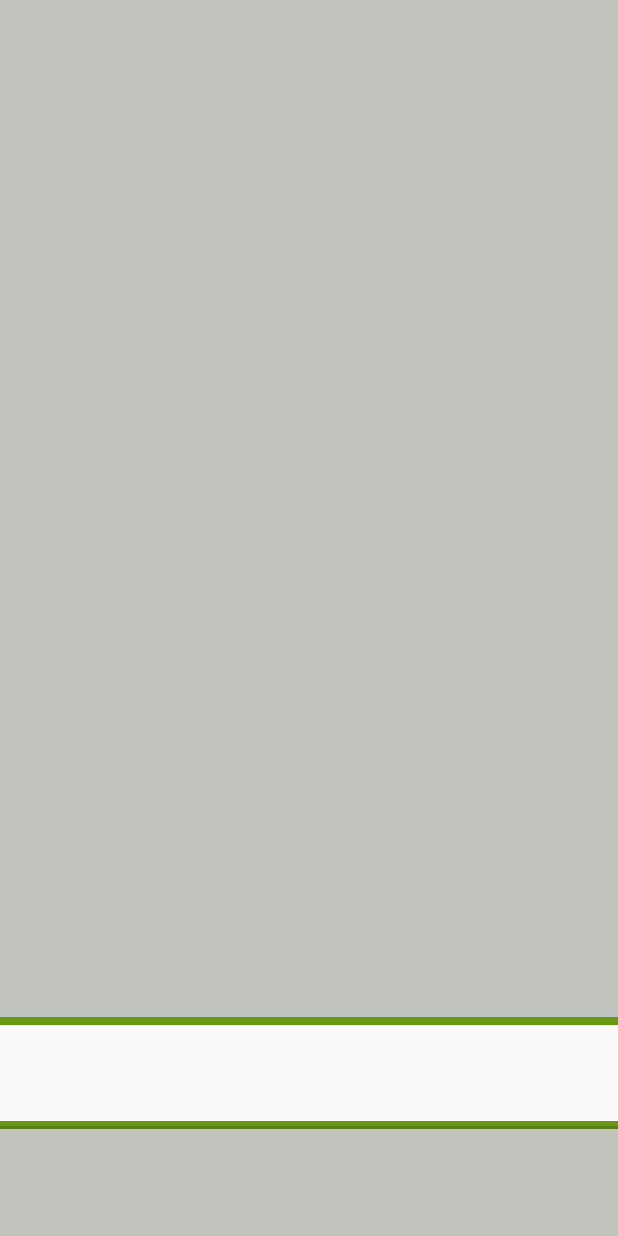
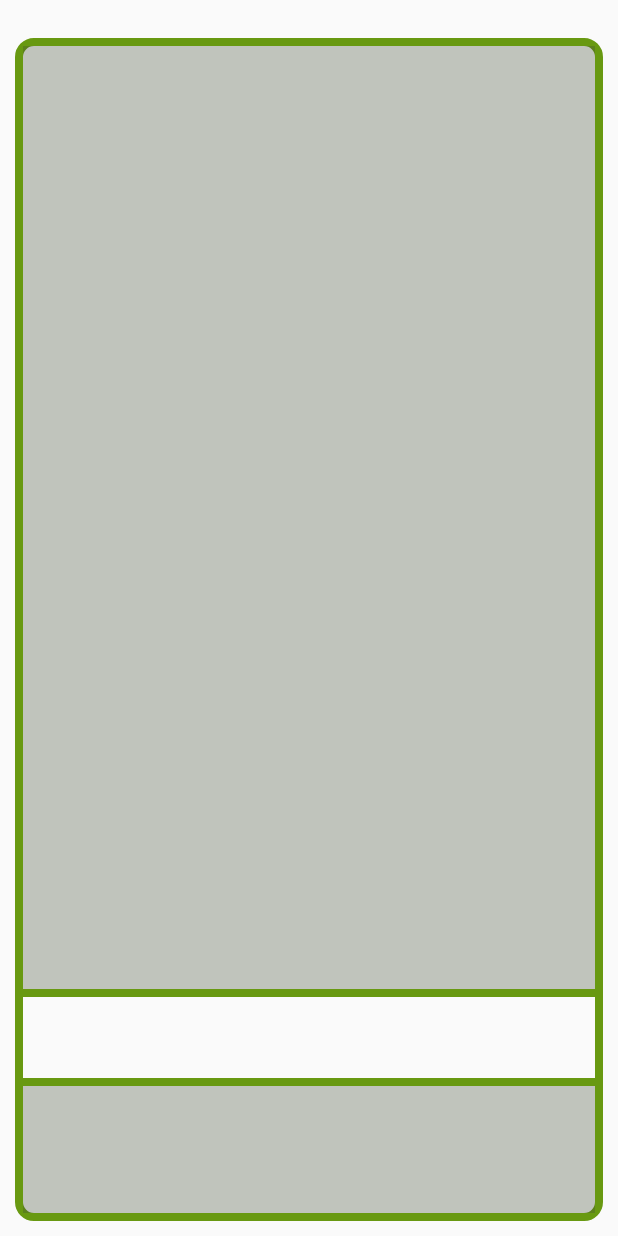
Before and after one commit to Jaimejs0528/cameraFront, an Android app: the layout camera_overlay.xml on its own in the app's theme, with its tools: preview values and no code run, on a phone screen of 412 x 824 dp. Run offline under Robolectric (Android 15) with nearby library versions, the phone set to English and light mode, and no system bars.

```diff
--- a/app/src/main/java/lis/co/edu/udea/lectorrfid/interface/IBase.kt
+++ b/app/src/main/java/lis/co/edu/udea/lectorrfid/interface/IBase.kt
@@ -2,6 +2,7 @@ package lis.co.edu.udea.lectorrfid.`interface`
 
 import android.support.design.widget.Snackbar
 import android.view.View
+import android.widget.Toast
 
 interface IBase {
 
@@ -14,4 +15,6 @@ interface IBase {
     fun showProgressDialog(message: Int,typeProgress:Int,isInfinite:Boolean=true)
 
     fun hideProgressDialog()
+
+    fun showToast(message: Int,duration: Int = Toast.LENGTH_SHORT)
 }
--- a/app/src/main/java/lis/co/edu/udea/lectorrfid/interface/IViewMain.kt
+++ b/app/src/main/java/lis/co/edu/udea/lectorrfid/interface/IViewMain.kt
@@ -14,5 +14,8 @@ interface IViewMain {
 
     fun dismissProgressDialog()
 
-    fun keepScreenOn(isNeeded:Boolean = true):Unit
+    fun keepScreenOn(isNeeded:Boolean = true)
+
+    fun showToastMessage(message:Int)
+
 }
--- a/app/src/main/java/lis/co/edu/udea/lectorrfid/model/CameraController.kt
+++ b/app/src/main/java/lis/co/edu/udea/lectorrfid/model/CameraController.kt
@@ -73,7 +73,9 @@ open class CameraController(private val activity: BaseActivity) : SurfaceHolder.
             try {
                 camera.setDisplayOrientation(90)
                 val params: Camera.Parameters? = camera.parameters
-                params?.focusMode = Camera.Parameters.FOCUS_MODE_CONTINUOUS_PICTURE
+                params?.focusMode = Camera.Parameters.FOCUS_MODE_CONTINUOUS_VIDEO
+                params?.sceneMode = Camera.Parameters.SCENE_MODE_PORTRAIT
+                params?.whiteBalance = Camera.Parameters.WHITE_BALANCE_AUTO
                 camera.parameters = params
                 camera?.setPreviewDisplay(surface[0])
                 camera.startPreview()
--- a/app/src/main/java/lis/co/edu/udea/lectorrfid/view/activity/BaseActivity.kt
+++ b/app/src/main/java/lis/co/edu/udea/lectorrfid/view/activity/BaseActivity.kt
@@ -7,6 +7,7 @@ import android.os.Bundle
 import android.support.design.widget.Snackbar
 import android.support.v7.app.AppCompatActivity
 import android.view.View
+import android.widget.Toast
 import lis.co.edu.udea.lectorrfid.R
 import lis.co.edu.udea.lectorrfid.`interface`.IBase
 import lis.co.edu.udea.lectorrfid.util.Tool
@@ -60,6 +61,11 @@ open class BaseActivity : AppCompatActivity(), IBase {
         }
     }
 
+
+    override fun showToast(message: Int, duration: Int) {
+        Toast.makeText(this,getText(message),duration).show()
+    }
+
     override fun onRequestPermissionsResult(requestCode: Int, permissions: Array<out String>, grantResults: IntArray) {
         super.onRequestPermissionsResult(requestCode, permissions, grantResults)
         if (requestCode == Tool.camera.CAMERA_PERMISSION) {
--- /dev/null
+++ b/app/src/main/res/drawable/frame_tip.xml
@@ -0,0 +1,13 @@
+<?xml version="1.0" encoding="UTF-8"?>
+<shape xmlns:android="http://schemas.android.com/apk/res/android">
+    <solid android:color="@android:color/transparent"/>
+
+    <stroke android:width="5dp"
+        android:color="@color/colorPrimary"/>
+
+
+    <corners android:bottomRightRadius="10dp"
+        android:bottomLeftRadius="10dp"
+        android:topLeftRadius="10dp"
+        android:topRightRadius="10dp"/>
+</shape>
--- /dev/null
+++ b/app/src/main/res/drawable/ic_delete_pressed.xml
@@ -0,0 +1,5 @@
+<vector android:height="48dp" android:tint="#B41715"
+    android:viewportHeight="24.0" android:viewportWidth="24.0"
+    android:width="48dp" xmlns:android="http://schemas.android.com/apk/res/android">
+    <path android:fillColor="#FF000000" android:pathData="M6,19c0,1.1 0.9,2 2,2h8c1.1,0 2,-0.9 2,-2V7H6v12zM19,4h-3.5l-1,-1h-5l-1,1H5v2h14V4z"/>
+</vector>
--- /dev/null
+++ b/app/src/main/res/drawable/ic_delete_unpressed.xml
@@ -0,0 +1,5 @@
+<vector android:height="48dp" android:tint="#689911"
+    android:viewportHeight="24.0" android:viewportWidth="24.0"
+    android:width="48dp" xmlns:android="http://schemas.android.com/apk/res/android">
+    <path android:fillColor="#FF000000" android:pathData="M6,19c0,1.1 0.9,2 2,2h8c1.1,0 2,-0.9 2,-2V7H6v12zM19,4h-3.5l-1,-1h-5l-1,1H5v2h14V4z"/>
+</vector>
--- a/app/src/main/res/layout/camera_overlay.xml
+++ b/app/src/main/res/layout/camera_overlay.xml
@@ -3,16 +3,28 @@
     xmlns:app="http://schemas.android.com/apk/res-auto"
     xmlns:tools="http://schemas.android.com/tools"
     android:layout_width="match_parent"
+    android:paddingTop="25dp"
+    android:paddingBottom="10dp"
+    android:paddingStart="10dp"
+    android:paddingEnd="10dp"
     android:layout_height="match_parent"
     android:orientation="vertical"
 
     tools:layout_editor_absoluteY="25dp">
 
+    <android.support.constraint.ConstraintLayout
+        android:background="@drawable/frame_tip"
+        android:layout_width="match_parent"
+        android:layout_height="match_parent">
+
         <ImageView
             android:id="@+id/imageView2"
-        android:layout_width="match_parent"
+            android:layout_width="0dp"
             android:layout_height="0dp"
-        android:layout_marginBottom="69dp"
+            android:layout_marginTop="5dp"
+            android:layout_marginBottom="58dp"
+            android:layout_marginStart="5dp"
+            android:layout_marginEnd="5dp"
             android:background="@color/overlayCamera"
             app:layout_constraintBottom_toTopOf="@+id/view_cameraOverlay_bottom"
             app:layout_constraintEnd_toEndOf="parent"
@@ -25,7 +37,7 @@
             android:id="@+id/view_cameraOverlay_top"
             android:layout_width="wrap_content"
             android:layout_height="5dp"
-        android:layout_marginBottom="64dp"
+            android:layout_marginBottom="54dp"
             android:background="@color/colorPrimary"
             app:layout_constraintBottom_toTopOf="@+id/view_cameraOverlay_bottom"
             app:layout_constraintStart_toStartOf="parent" />
@@ -34,7 +46,7 @@
             android:id="@+id/view_cameraOverlay_bottom"
             android:layout_width="wrap_content"
             android:layout_height="5dp"
-        android:layout_marginBottom="71dp"
+            android:layout_marginBottom="90dp"
             android:background="@color/colorPrimary"
             app:layout_constraintBottom_toBottomOf="parent"
             app:layout_constraintEnd_toEndOf="parent"
@@ -44,8 +56,11 @@
 
         <ImageView
             android:id="@+id/imageView"
-        android:layout_width="match_parent"
-        android:layout_height="76dp"
+            android:layout_width="0dp"
+            android:layout_height="0dp"
+            android:layout_marginBottom="5dp"
+            android:layout_marginStart="5dp"
+            android:layout_marginEnd="5dp"
             android:background="@color/overlayCamera"
             app:layout_constraintBottom_toBottomOf="parent"
             app:layout_constraintEnd_toEndOf="parent"
@@ -54,3 +69,6 @@
             app:layout_constraintTop_toBottomOf="@+id/view_cameraOverlay_bottom" />
 
     </android.support.constraint.ConstraintLayout>
+
+
+</android.support.constraint.ConstraintLayout>
--- a/app/src/main/res/values/strings.xml
+++ b/app/src/main/res/values/strings.xml
@@ -10,4 +10,6 @@
     <string name="mainActivity_string_messageTitlePleaseWait">Por favor espera...</string>
     <string name="mainActivity_string_messageChargeImage">Almacenando Imagen</string>
     <string name="mainActivity_string_messageNull">Ups! you shouldn\'t see this</string>
+    <string name="mainActivity_string_messageSuccessDelete">Eliminado con exito</string>
+    <string name="mainActivity_string_messageErrorDelete">No se pudo eliminar</string>
 </resources>
```
Also changed, not shown: app/src/main/java/lis/co/edu/udea/lectorrfid/presenter/MainPresenter.kt (+15 -6 lines), app/src/main/java/lis/co/edu/udea/lectorrfid/util/Tool.kt (+8 -0 lines), app/src/main/java/lis/co/edu/udea/lectorrfid/view/activity/MainActivity.kt (+14 -0 lines), app/src/main/res/drawable/delete_button.xml (added, +7 -0 lines), app/src/main/res/layout/activity_main.xml (+10 -0 lines). Lines whose indentation alone changed are shown as unchanged.
